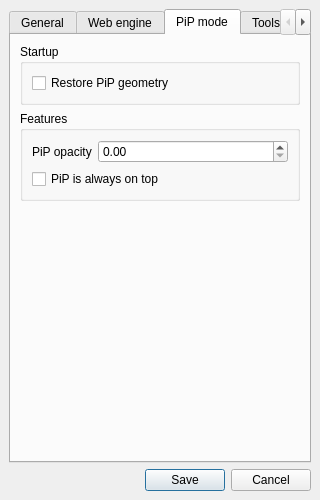
The window that core/ui/settings_dialog.ui (deeffest/YouTube-Music-Desktop-Player) describes before a commit, drawn with Qt 5.
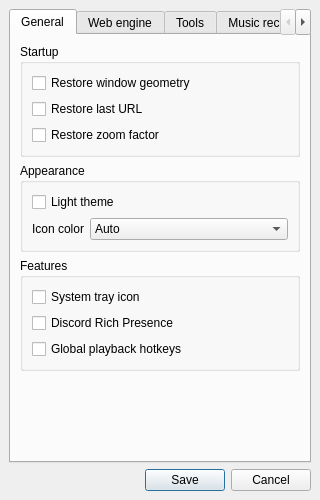
The same window after the commit. The open tabs and pages were chosen to show the change.

```diff
--- a/core/ui/settings_dialog.ui
+++ b/core/ui/settings_dialog.ui
@@ -262,6 +262,30 @@
             </layout>
            </widget>
           </item>
+          <item>
+           <widget class="QGroupBox" name="groupBox_4">
+            <property name="title">
+             <string>Rendering</string>
+            </property>
+            <layout class="QVBoxLayout" name="verticalLayout_6">
+             <item>
+              <widget class="QCheckBox" name="checkBox_12">
+               <property name="toolTip">
+                <string>This setting removes the 60 fps limit,
+but puts a heavy load on the CPU
+during video playback (even in the background).
+
+Recommended to use only with
+the Audio-only mode plugin!</string>
+               </property>
+               <property name="text">
+                <string>Disable frame rate limit</string>
+               </property>
+              </widget>
+             </item>
+            </layout>
+           </widget>
+          </item>
           <item>
            <widget class="QGroupBox" name="groupBox_5">
             <property name="title">
@@ -312,94 +336,6 @@
           </item>
          </layout>
         </widget>
-        <widget class="QWidget" name="tab_3">
-         <attribute name="title">
-          <string>PiP mode</string>
-         </attribute>
-         <layout class="QVBoxLayout" name="verticalLayout_6">
-          <item>
-           <widget class="QGroupBox" name="groupBox_4">
-            <property name="title">
-             <string>Startup</string>
-            </property>
-            <layout class="QVBoxLayout" name="verticalLayout_15">
-             <item>
-              <widget class="QCheckBox" name="checkBox_12">
-               <property name="focusPolicy">
-                <enum>Qt::FocusPolicy::NoFocus</enum>
-               </property>
-               <property name="text">
-                <string>Restore PiP geometry</string>
-               </property>
-              </widget>
-             </item>
-            </layout>
-           </widget>
-          </item>
-          <item>
-           <widget class="QGroupBox" name="groupBox_11">
-            <property name="title">
-             <string>Features</string>
-            </property>
-            <layout class="QVBoxLayout" name="verticalLayout_16">
-             <item>
-              <layout class="QHBoxLayout" name="horizontalLayout">
-               <item>
-                <widget class="QLabel" name="label_2">
-                 <property name="focusPolicy">
-                  <enum>Qt::FocusPolicy::NoFocus</enum>
-                 </property>
-                 <property name="text">
-                  <string>PiP opacity</string>
-                 </property>
-                </widget>
-               </item>
-               <item>
-                <widget class="QDoubleSpinBox" name="doubleSpinBox">
-                 <property name="sizePolicy">
-                  <sizepolicy hsizetype="MinimumExpanding" vsizetype="Fixed">
-                   <horstretch>0</horstretch>
-                   <verstretch>0</verstretch>
-                  </sizepolicy>
-                 </property>
-                 <property name="focusPolicy">
-                  <enum>Qt::FocusPolicy::ClickFocus</enum>
-                 </property>
-                </widget>
-               </item>
-              </layout>
-             </item>
-             <item>
-              <widget class="QCheckBox" name="checkBox_16">
-               <property name="focusPolicy">
-                <enum>Qt::FocusPolicy::NoFocus</enum>
-               </property>
-               <property name="text">
-                <string>PiP is always on top</string>
-               </property>
-              </widget>
-             </item>
-            </layout>
-           </widget>
-          </item>
-          <item>
-           <spacer name="verticalSpacer_3">
-            <property name="orientation">
-             <enum>Qt::Orientation::Vertical</enum>
-            </property>
-            <property name="sizeType">
-             <enum>QSizePolicy::Policy::MinimumExpanding</enum>
-            </property>
-            <property name="sizeHint" stdset="0">
-             <size>
-              <width>20</width>
-              <height>0</height>
-             </size>
-            </property>
-           </spacer>
-          </item>
-         </layout>
-        </widget>
         <widget class="QWidget" name="tab_4">
          <attribute name="title">
           <string>Tools</string>
```
